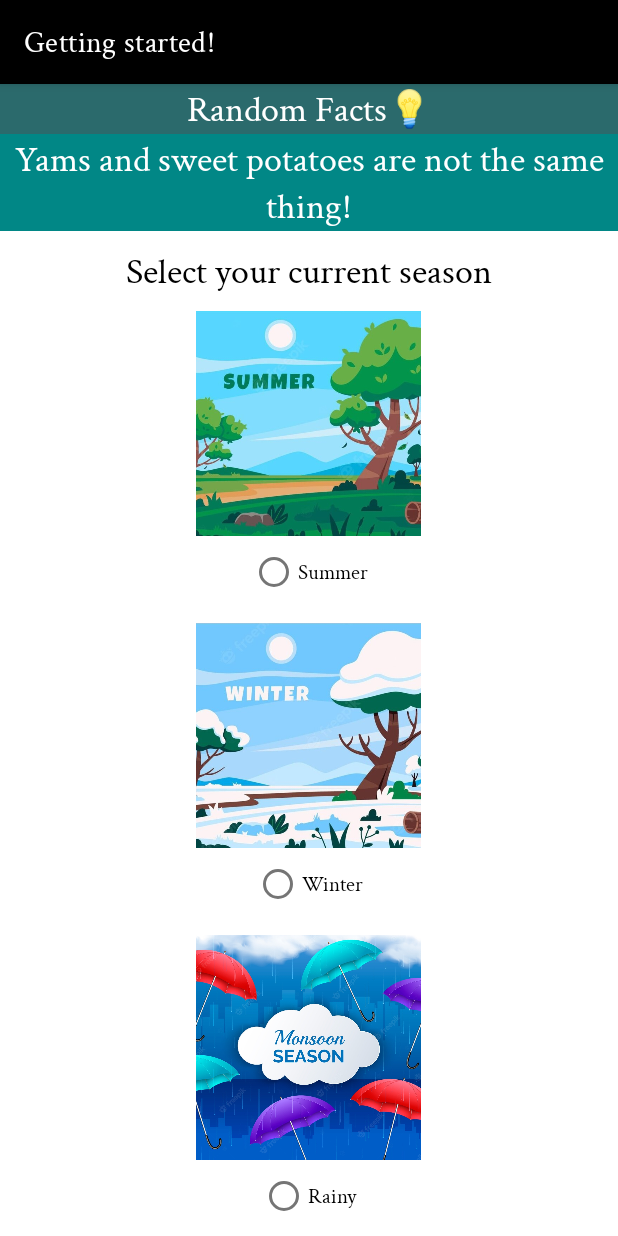
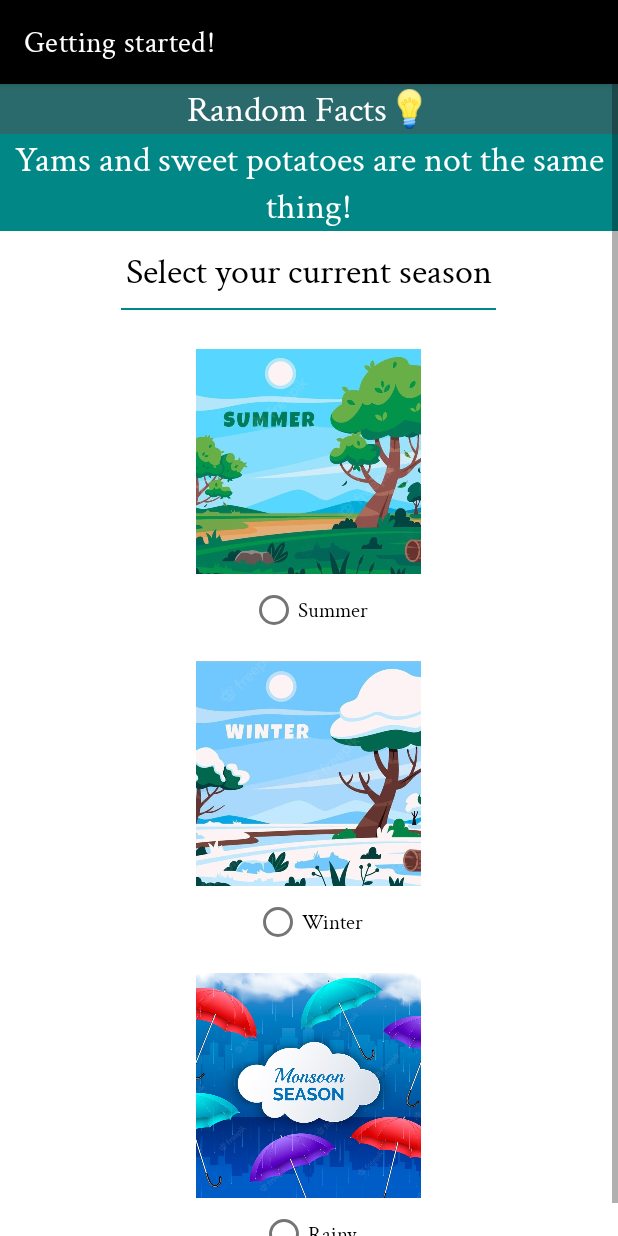
Before and after one commit to AjayRahul1/HealthyHarvest, an Android app: the SeasonSelection screen opened directly, with no data from a screen before it, on a phone screen of 412 x 824 dp. Run offline under Robolectric (Android 15) with nearby library versions, the phone set to English and light mode, and no system bars.

Commit message:
Dividers added and colors added to it to match light and dark themes

```diff
--- a/app/src/main/res/layout/activity_season_selection.xml
+++ b/app/src/main/res/layout/activity_season_selection.xml
@@ -47,6 +47,15 @@
             android:layout_marginTop="10dp"
             android:text="@string/select_your_current_season"
             android:textSize="24sp" />
+
+        <com.google.android.material.divider.MaterialDivider
+            android:layout_width="250dp"
+            android:layout_gravity="center"
+            android:layout_height="wrap_content"
+            android:layout_marginTop="8dp"
+            android:layout_marginBottom="16dp"
+            app:dividerColor="?attr/colorSecondaryVariant"
+            />
 
         <RadioGroup
             android:id="@+id/seasonRadioGrp"
--- a/app/src/main/res/layout/activity_soil_selection.xml
+++ b/app/src/main/res/layout/activity_soil_selection.xml
@@ -148,6 +148,7 @@
             android:textSize="36sp" />
             -->
 
+        <!--
         <Button
             android:id="@+id/soil_submit_button"
             android:layout_width="wrap_content"
@@ -157,5 +158,6 @@
             android:textColor="@color/white"
             android:backgroundTint="@color/black"
             android:text="@string/submit" />
+            -->
     </LinearLayout>
 </ScrollView>
```
